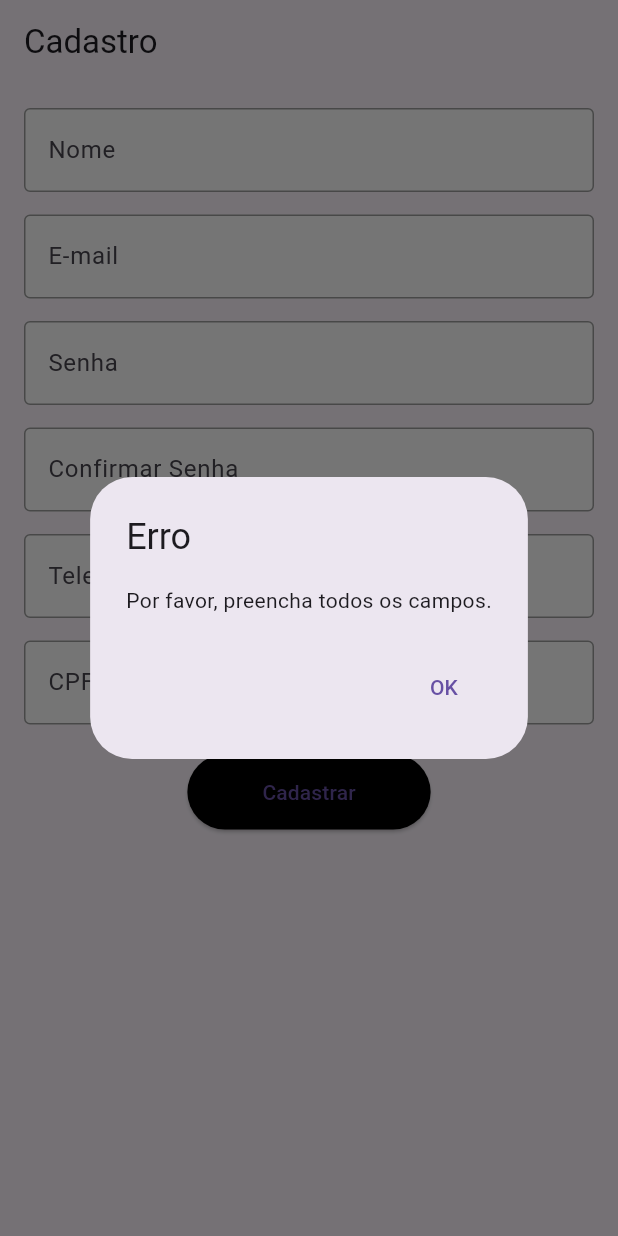
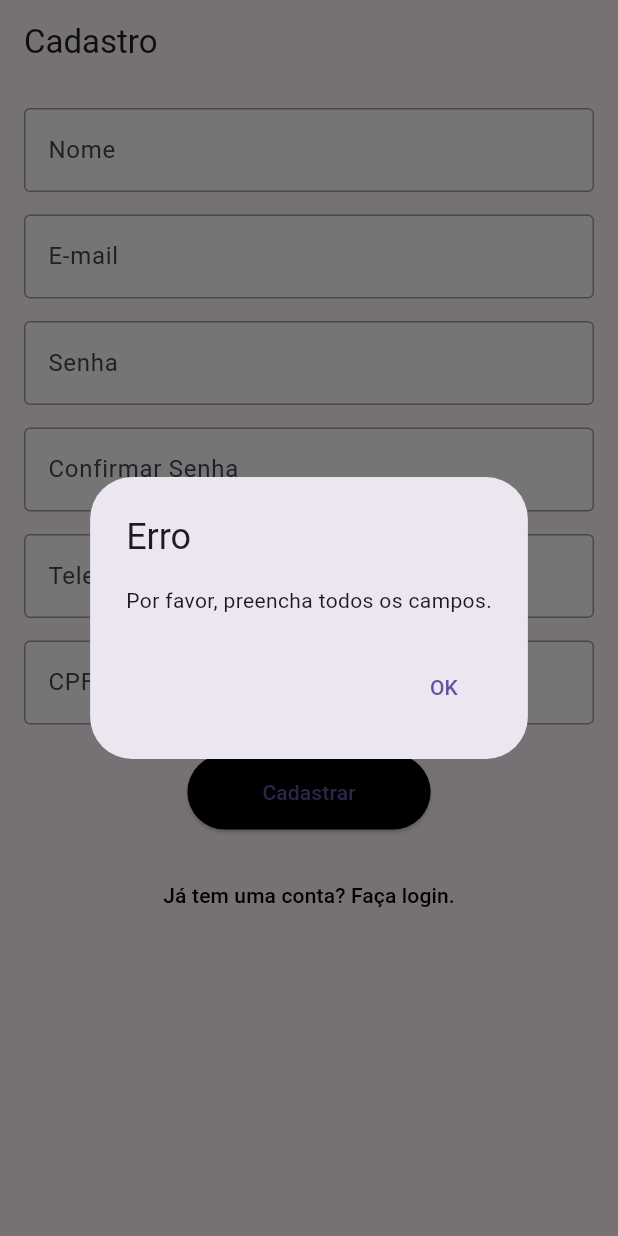
Before and after one commit to Paiva8859/projeto-final-DEV-SENAI, a Flutter app: the screen it shows after launch, after a tap on "Cadastrar", on a phone screen of 412 x 824 dp. Run offline on Flutter 3.47's test engine with Material 3 defaults, Android fonts, the phone set to English and light mode, and no system bars; our stand-ins replace firebase_auth, firebase_core, mask_text_input_formatter; accounts and stored records are empty.

Commit message:
Verificações de cadastro

```diff
--- a/projeto_final_mobile/lib/screens/cadastro_page.dart
+++ b/projeto_final_mobile/lib/screens/cadastro_page.dart
@@ -16,6 +16,12 @@ class CadastroPage extends StatelessWidget {
     filter: {"#": RegExp(r'[0-9]')},
   );
 
+  // Configura o TextInputFormatter para o campo de Telefone
+  final maskFormatterTelefone = MaskTextInputFormatter(
+    mask: '(##) #####-####',
+    filter: {"#": RegExp(r'[0-9]')},
+  );
+
   Future<void> _cadastrarUsuario(BuildContext context) async {
     final String nome = _nomeController.text.trim();
     final String email = _emailController.text.trim();
@@ -24,32 +30,38 @@ class CadastroPage extends StatelessWidget {
     final String telefone = _telefoneController.text.trim();
     final String cpf = _cpfController.text.trim();
 
-    if (nome.isEmpty ||
-        email.isEmpty ||
-        senha.isEmpty ||
-        confirmarSenha.isEmpty ||
-        telefone.isEmpty ||
-        cpf.isEmpty) {
+    // Verificando se todos os campos estão preenchidos
+    if (nome.isEmpty || email.isEmpty || senha.isEmpty || confirmarSenha.isEmpty || telefone.isEmpty || cpf.isEmpty) {
       _showErrorDialog(context, 'Por favor, preencha todos os campos.');
       return;
     }
 
+    // Verificando se as senhas são iguais
     if (senha != confirmarSenha) {
       _showErrorDialog(context, 'As senhas não coincidem.');
       return;
     }
 
+    // Validando a senha mínima de 8 caracteres
+    if (senha.length < 8) {
+      _showErrorDialog(context, 'A senha deve ter pelo menos 8 caracteres.');
+      return;
+    }
+
+    // Verificando CPF
     if (!_validarCPF(cpf)) {
       _showErrorDialog(context, 'CPF inválido.');
       return;
     }
 
     try {
+      // Criando o usuário com o Firebase
       UserCredential userCredential = await FirebaseAuth.instance.createUserWithEmailAndPassword(
         email: email,
         password: senha,
       );
 
+      // Atualizando o nome do usuário
       await userCredential.user?.updateDisplayName(nome);
       _showSuccessDialog(context, 'Cadastro realizado com sucesso!');
       _nomeController.clear();
@@ -105,7 +117,7 @@ class CadastroPage extends StatelessWidget {
           TextButton(
             onPressed: () {
               Navigator.pop(context);
-              Navigator.pushReplacementNamed(context, '/login');
+              Navigator.pushReplacementNamed(context, '/login'); // Redireciona para a página de login
             },
             child: Text('OK'),
           ),
@@ -142,7 +154,21 @@ class CadastroPage extends StatelessWidget {
             SizedBox(height: 15),
             _buildTextField(_confirmarSenhaController, 'Confirmar Senha', obscureText: true),
             SizedBox(height: 15),
-            _buildTextField(_telefoneController, 'Telefone', keyboardType: TextInputType.phone),
+
+            // Campo de telefone com máscara
+            TextField(
+              controller: _telefoneController,
+              inputFormatters: [maskFormatterTelefone],
+              keyboardType: TextInputType.phone,
+              decoration: InputDecoration(
+                labelText: 'Telefone',
+                filled: true,
+                fillColor: Colors.white,
+                border: OutlineInputBorder(),
+                enabledBorder: OutlineInputBorder(borderSide: BorderSide(color: Colors.grey)),
+                focusedBorder: OutlineInputBorder(borderSide: BorderSide(color: Colors.orange)),
+              ),
+            ),
             SizedBox(height: 15),
 
             // Campo de CPF com máscara
@@ -161,6 +187,7 @@ class CadastroPage extends StatelessWidget {
             ),
             SizedBox(height: 20),
 
+            // Botão para cadastrar
             ElevatedButton(
               onPressed: () async {
                 await _cadastrarUsuario(context);
@@ -169,6 +196,18 @@ class CadastroPage extends StatelessWidget {
               style: ElevatedButton.styleFrom(
                 backgroundColor: Colors.black,
                 padding: EdgeInsets.symmetric(horizontal: 50, vertical: 15),
+              ),
+            ),
+            SizedBox(height: 20),
+
+            // Botão para redirecionar para a página de login
+            TextButton(
+              onPressed: () {
+                Navigator.pushReplacementNamed(context, '/login');  // Navega para a página de login
+              },
+              child: Text(
+                'Já tem uma conta? Faça login.',
+                style: TextStyle(color: Colors.black),
               ),
             ),
           ],
```
